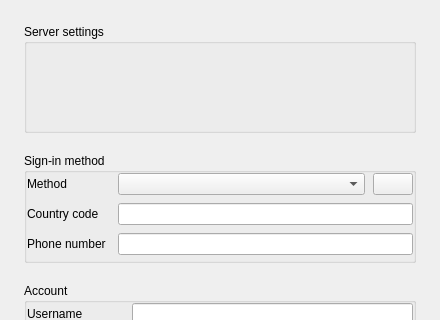
Before: the Qt Designer form presentation/dialogs/settingwindow/settingwindow.ui in wtalioy/JustConnect, drawn with Qt 5; both pictures show x 0 to 440 and y 0 to 320 of the 440 by 600 pixel window.
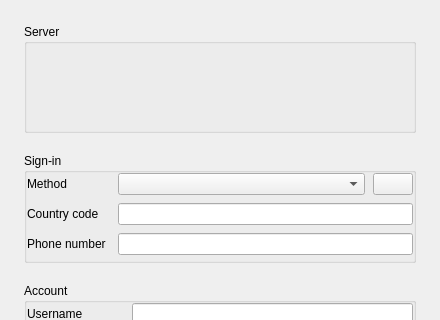
After: the same form once the commit is applied.

```diff
--- a/presentation/dialogs/settingwindow/settingwindow.ui
+++ b/presentation/dialogs/settingwindow/settingwindow.ui
@@ -19,7 +19,7 @@
        <item>
         <widget class="QGroupBox" name="serverGroup">
          <property name="title">
-          <string>Server settings</string>
+          <string>Server</string>
          </property>
          <layout class="QVBoxLayout" name="serverLayout">
           <item>
@@ -46,7 +46,7 @@
        <item>
         <widget class="QGroupBox" name="authInfoGroupBox">
          <property name="title">
-          <string>Sign-in method</string>
+          <string>Sign-in</string>
          </property>
          <layout class="QVBoxLayout" name="authLayout">
           <item>
```
